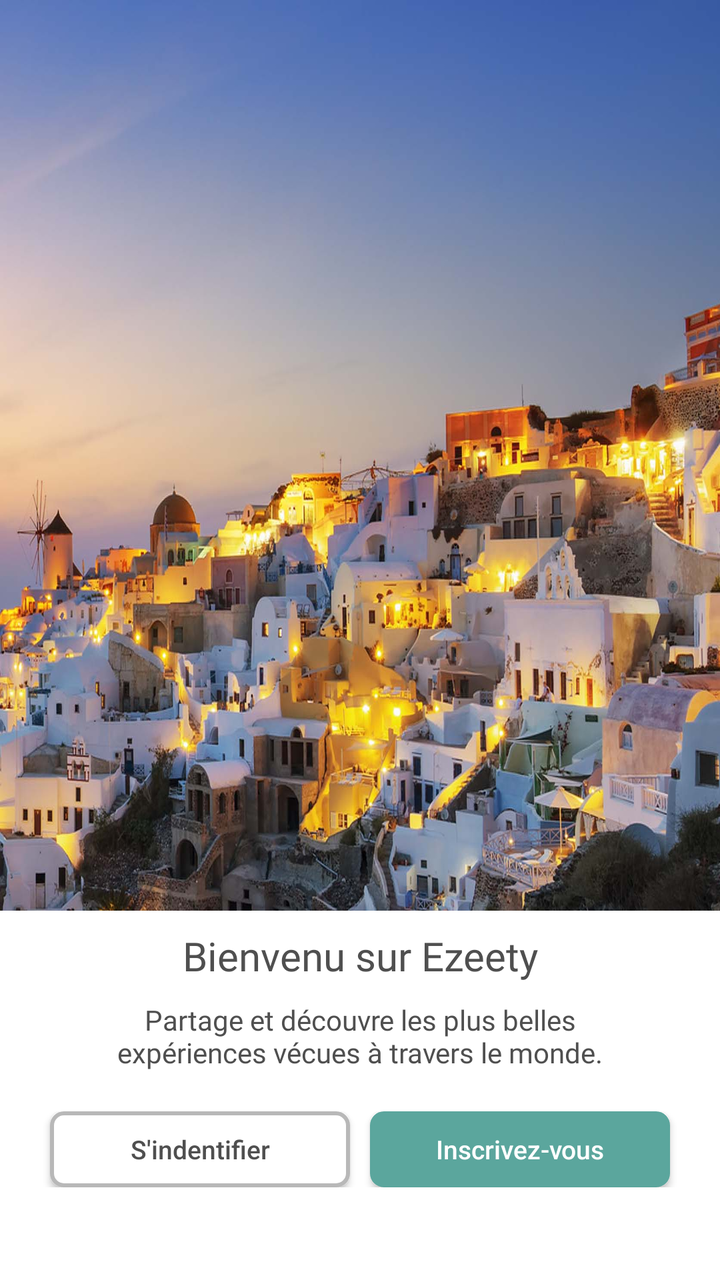
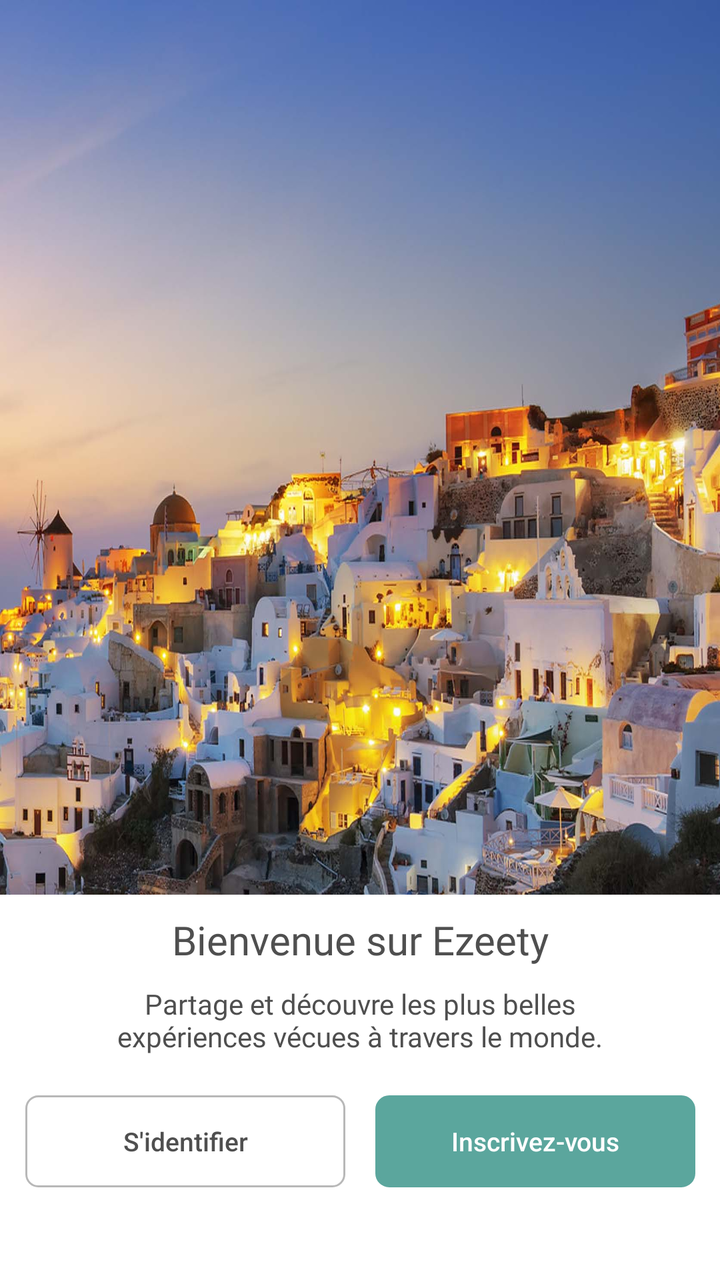

Two renders of the same Android screen: before a commit and after it. Below are the layout's source before the change and the commit's diff.
<!-- AndroidManifest.xml: application theme AppTheme -->
<!-- res/layout/layout_ezeety_start.xml -->
<?xml version="1.0" encoding="utf-8"?>
<android.support.constraint.ConstraintLayout
    xmlns:android="http://schemas.android.com/apk/res/android"
    xmlns:app="http://schemas.android.com/apk/res-auto"
    xmlns:tools="http://schemas.android.com/tools"
    android:layout_width="match_parent"
    android:layout_height="match_parent"
    android:layout_gravity="center"
    android:background="@mipmap/fond"
    tools:context=".MainActivity">


        <LinearLayout
            android:layout_width="match_parent"
            android:layout_height="wrap_content"
            android:layout_marginBottom="-4dp"
            android:background="@color/colorPrimary"
            android:gravity="bottom"
            android:orientation="vertical"
            app:layout_constraintBottom_toBottomOf="parent"
            tools:ignore="MissingConstraints">

            
            <TextView
                android:layout_width="match_parent"
                android:layout_height="wrap_content"
                android:layout_marginTop="9dp"
                android:layout_marginBottom="9dp"
                android:fontFamily="@font/roboto_bold"
                android:gravity="center"
                android:text="Bienvenu sur Ezeety"
                android:textAlignment="center"
                android:textColor="#4F4F4F"
                android:textSize="20dp" />

            <TextView
                android:layout_width="match_parent"
                android:layout_height="wrap_content"
                android:layout_marginLeft="50dp"
                android:layout_marginRight="50dp"
                android:fontFamily="@font/roboto"
                android:text="Partage et découvre les plus belles expériences vécues à travers le monde."
                android:textAlignment="center"
                android:textColor="#4F4F4F"
                android:textSize="14sp" />

            <LinearLayout
                android:layout_width="match_parent"
                android:layout_height="wrap_content"
                android:layout_marginLeft="10dp"
                android:layout_marginTop="20dp"
                android:layout_marginRight="10dp"
                android:layout_marginBottom="50dp"
                android:gravity="center"
                android:orientation="horizontal">

                <Button
                    android:id="@+id/buttonGoToLogin"
                    android:layout_width="150dp"
                    android:layout_height="38dp"
                    android:layout_marginLeft="50dp"
                    android:layout_marginRight="5dp"
                    android:background="@drawable/button_style_white"
                    android:paddingStart="30dp"
                    android:paddingEnd="30dp"
                    android:text="S'indentifier"
                    android:textAllCaps="false"
                    android:textColor="#4F4F4F"
                    android:textSize="13dp" />

                <Button
                    android:id="@+id/buttonGoToRegistration"
                    android:layout_width="150dp"
                    android:layout_height="38dp"
                    android:layout_marginLeft="5dp"
                    android:layout_marginRight="50dp"
                    android:background="@drawable/button_style_primary"
                    android:paddingStart="30dp"
                    android:paddingEnd="30dp"
                    android:text="Inscrivez-vous"
                    android:textAllCaps="false"
                    android:textColor="@color/colorPrimary"
                    android:textSize="13dp" />
            </LinearLayout>
        </LinearLayout>
</android.support.constraint.ConstraintLayout>
<!-- resources referenced by this layout -->
<resources>
  <color name="colorPrimary">#FFFFFF</color>
  <!-- drawable button_style_primary (drawable) -->
  <?xml version ="1.0" encoding ="utf-8"?>
  <shape xmlns:android="http://schemas.android.com/apk/res/android"
  
  android:shape="rectangle"
  
  android:thickness="0dp">
  <stroke android:width="2dp"
  
      android:color="#5BA69D" />
  <solid
      android:color="#5BA69D"/>
  <corners android:radius="6dp" />
  
  </shape>
  <!-- drawable button_style_white (drawable) -->
  <?xml version ="1.0" encoding ="utf-8"?>
  <shape xmlns:android="http://schemas.android.com/apk/res/android"
  
      android:shape="rectangle"
  
      android:thickness="0dp">
      <stroke android:width="2dp"
  
          android:color="#B8B8B8" />
      <solid
          android:color="@color/colorPrimary"/>
      <corners android:radius="6dp" />
  
  </shape>
  <!-- mipmap fond: jpg bitmap (drawable, 276056 bytes) -->
  <style name="AppTheme" parent="Theme.AppCompat.Light.NoActionBar">
          
          <item name="colorPrimary">@color/colorPrimary</item>
          <item name="colorPrimaryDark">@color/colorPrimaryDark</item>
          <item name="colorAccent">@color/colorAccent</item>
      </style>
  <color name="colorPrimaryDark">#FFFFFF</color>
  <color name="colorAccent">#5BA69D</color>
</resources>

<!-- the commit's change to res/layout/layout_ezeety_start.xml (unified diff, before → after) -->
@@ -10,77 +10,79 @@
     tools:context=".MainActivity">
 
 
+    <LinearLayout
+        android:layout_width="match_parent"
+        android:layout_height="wrap_content"
+        android:layout_marginBottom="-4dp"
+        android:background="@color/colorPrimary"
+        android:gravity="bottom"
+        android:orientation="vertical"
+        app:layout_constraintBottom_toBottomOf="parent"
+        tools:ignore="MissingConstraints">
+
+        
+        <TextView
+            android:layout_width="match_parent"
+            android:layout_height="wrap_content"
+            android:layout_marginTop="9dp"
+            android:layout_marginBottom="9dp"
+            android:fontFamily="@font/roboto_bold"
+            android:gravity="center"
+            android:text="Bienvenue sur Ezeety"
+            android:textAlignment="center"
+            android:textColor="#4F4F4F"
+            android:textSize="20dp" />
+
+        <TextView
+            android:layout_width="match_parent"
+            android:layout_height="wrap_content"
+            android:layout_marginLeft="50dp"
+            android:layout_marginRight="50dp"
+            android:fontFamily="@font/roboto"
+            android:text="Partage et découvre les plus belles expériences vécues à travers le monde."
+            android:textAlignment="center"
+            android:textColor="#4F4F4F"
+            android:textSize="14sp" />
+
         <LinearLayout
             android:layout_width="match_parent"
             android:layout_height="wrap_content"
-            android:layout_marginBottom="-4dp"
-            android:background="@color/colorPrimary"
-            android:gravity="bottom"
-            android:orientation="vertical"
-            app:layout_constraintBottom_toBottomOf="parent"
-            tools:ignore="MissingConstraints">
+            android:layout_marginLeft="10dp"
+            android:layout_marginTop="20dp"
+            android:layout_marginRight="10dp"
+            android:layout_marginBottom="50dp"
+            android:gravity="center"
+            android:orientation="horizontal">
 
-            
-            <TextView
-                android:layout_width="match_parent"
-                android:layout_height="wrap_content"
-                android:layout_marginTop="9dp"
-                android:layout_marginBottom="9dp"
-                android:fontFamily="@font/roboto_bold"
-                android:gravity="center"
-                android:text="Bienvenu sur Ezeety"
-                android:textAlignment="center"
+            <Button
+                android:id="@+id/buttonGoToLogin"
+                android:layout_width="160dp"
+                android:layout_height="46dp"
+                android:layout_marginLeft="50dp"
+                android:layout_marginRight="10dp"
+                android:background="@drawable/button_style_white"
+                android:paddingStart="30dp"
+                android:paddingEnd="30dp"
+                android:text="S'identifier"
+                android:textAllCaps="false"
                 android:textColor="#4F4F4F"
-                android:textSize="20dp" />
+                android:textSize="13dp"
+                android:stateListAnimator="@null"/>
 
-            <TextView
-                android:layout_width="match_parent"
-                android:layout_height="wrap_content"
-                android:layout_marginLeft="50dp"
+            <Button
+                android:id="@+id/buttonGoToRegistration"
+                android:layout_width="160dp"
+                android:layout_height="46dp"
+                android:layout_marginLeft="5dp"
                 android:layout_marginRight="50dp"
-                android:fontFamily="@font/roboto"
-                android:text="Partage et découvre les plus belles expériences vécues à travers le monde."
-                android:textAlignment="center"
-                android:textColor="#4F4F4F"
-                android:textSize="14sp" />
-
-            <LinearLayout
-                android:layout_width="match_parent"
-                android:layout_height="wrap_content"
-                android:layout_marginLeft="10dp"
-                android:layout_marginTop="20dp"
-                android:layout_marginRight="10dp"
-                android:layout_marginBottom="50dp"
-                android:gravity="center"
-                android:orientation="horizontal">
-
-                <Button
-                    android:id="@+id/buttonGoToLogin"
-                    android:layout_width="150dp"
-                    android:layout_height="38dp"
-                    android:layout_marginLeft="50dp"
-                    android:layout_marginRight="5dp"
-                    android:background="@drawable/button_style_white"
-                    android:paddingStart="30dp"
-                    android:paddingEnd="30dp"
-                    android:text="S'indentifier"
-                    android:textAllCaps="false"
-                    android:textColor="#4F4F4F"
-                    android:textSize="13dp" />
-
-                <Button
-                    android:id="@+id/buttonGoToRegistration"
-                    android:layout_width="150dp"
-                    android:layout_height="38dp"
-                    android:layout_marginLeft="5dp"
-                    android:layout_marginRight="50dp"
-                    android:background="@drawable/button_style_primary"
-                    android:paddingStart="30dp"
-                    android:paddingEnd="30dp"
-                    android:text="Inscrivez-vous"
-                    android:textAllCaps="false"
-                    android:textColor="@color/colorPrimary"
-                    android:textSize="13dp" />
-            </LinearLayout>
+                android:background="@drawable/button_style_primary"
+                android:paddingStart="30dp"
+                android:paddingEnd="30dp"
+                android:text="Inscrivez-vous"
+                android:textAllCaps="false"
+                android:textColor="@color/colorPrimary"
+                android:textSize="13dp"
+                android:stateListAnimator="@null"/>
         </LinearLayout>
+    </LinearLayout>
 </android.support.constraint.ConstraintLayout>
<!-- resource entries referenced after the edit -->
@@ -23,7 +23,7 @@
       android:shape="rectangle"
   
       android:thickness="0dp">
-      <stroke android:width="2dp"
+      <stroke android:width="1dp"
   
           android:color="#B8B8B8" />
       <solid
